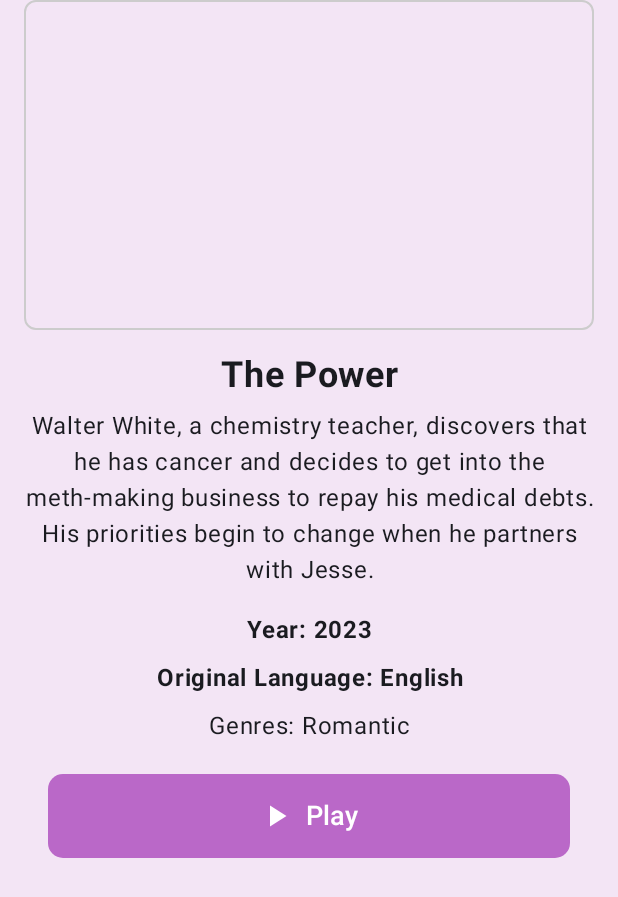
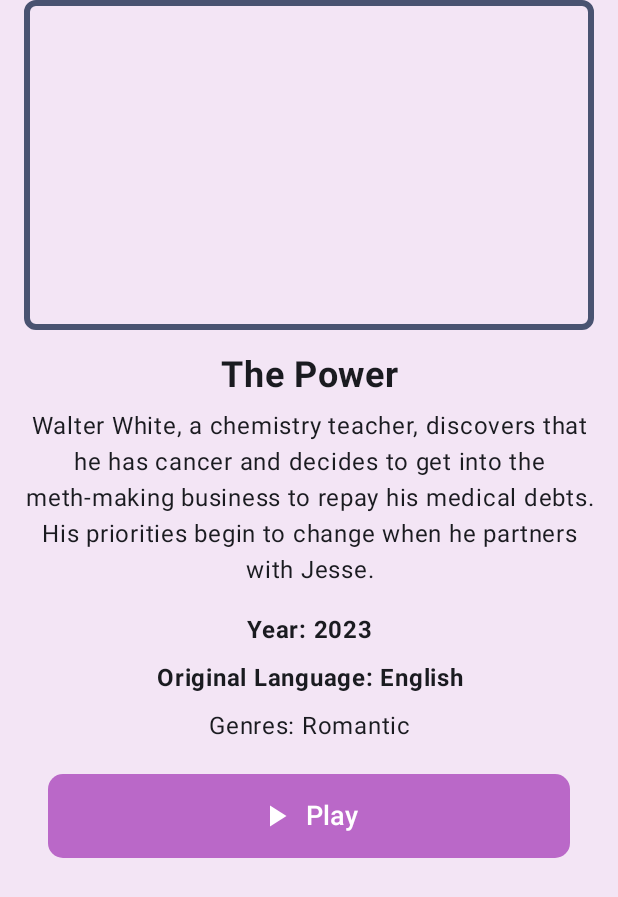
Before and after one commit to mahroonoohi/video_player, an Android app built with Jetpack Compose: the screen it shows after launch (VideoDescriptionActivity), after a tap on "The Power", on a phone screen of 412 x 824 dp. Shown: the top 897 px of the screen. Run offline under Robolectric (Android 15) with nearby library versions, the phone set to English and light mode, and no system bars.

Commit message:
UI edited

```diff
--- a/app/src/main/java/mahroo/noohi/videoplayer/MainActivity.kt
+++ b/app/src/main/java/mahroo/noohi/videoplayer/MainActivity.kt
@@ -9,6 +9,7 @@ import androidx.activity.ComponentActivity
 import androidx.activity.compose.setContent
 import androidx.compose.foundation.Image
 import androidx.compose.foundation.background
+import androidx.compose.foundation.border
 import androidx.compose.foundation.clickable
 import androidx.compose.foundation.layout.*
 import androidx.compose.foundation.lazy.grid.GridCells
@@ -40,8 +41,6 @@ import coil.request.ImageRequest
 import kotlinx.coroutines.launch
 import mahroo.noohi.videoplayer.includes.Tools.parseJsonFromAssets
 import mahroo.noohi.videoplayer.model.MovieModel
-import mahroo.noohi.videoplayer.ui.theme.Pink40
-import mahroo.noohi.videoplayer.ui.theme.Pink80
 import mahroo.noohi.videoplayer.ui.theme.Purple80
 import mahroo.noohi.videoplayer.ui.theme.VideoPlayerTheme
 
@@ -81,7 +80,7 @@ fun ListViewContent() {
             ModalDrawerSheet {
                 Box(
                     modifier = Modifier
-                        .background(Purple80)
+                        .background(Color(0xFFF3E5F5))
                         .fillMaxWidth()
                         .height(150.dp),
                         contentAlignment = Alignment.Center
@@ -97,13 +96,13 @@ fun ListViewContent() {
                     )
                 }
                 Divider()
-                NavigationDrawerItem(label = { Text(text = "Home", color = Pink40) },
+                NavigationDrawerItem(label = { Text(text = "Home",color = Color(0xFF01204E), fontWeight = FontWeight.Bold) },
                     selected = false,
                     icon = {
                         Icon(
                             imageVector = Icons.Default.Home,
                             contentDescription = "Home",
-                            tint = Pink80
+                            tint = Color(0xFFF72798)
                         )
                     },
                     onClick = {
@@ -111,13 +110,13 @@ fun ListViewContent() {
                             drawerState.close()
                         }
                     })
-                NavigationDrawerItem(label = { Text(text = "YouTube", color = Pink40) },
+                NavigationDrawerItem(label = { Text(text = "YouTube", color = Color(0xFF01204E), fontWeight = FontWeight.Bold) },
                     selected = false,
                     icon = {
                         Icon(
                             imageVector = Icons.Default.ArrowForward,
                             contentDescription = "YouTube",
-                            tint = Pink80
+                            tint = Color(0xFFF72798)
                         )
                     },
                     onClick = {
@@ -127,13 +126,13 @@ fun ListViewContent() {
                         val intent = Intent(context, YouTubeActivity::class.java) // Use context here
                         context.startActivity(intent)
                     })
-                NavigationDrawerItem(label = { Text(text = "Logout", color = Pink40) },
+                NavigationDrawerItem(label = { Text(text = "Logout", color = Color(0xFF01204E), fontWeight = FontWeight.Bold) },
                     selected = false,
                     icon = {
                         Icon(
                             imageVector = Icons.Default.ExitToApp,
                             contentDescription = "Logout",
-                            tint = Pink80
+                            tint = Color(0xFFF72798)
                         )
                     },
                     onClick = {
@@ -150,12 +149,20 @@ fun ListViewContent() {
         Scaffold(
             topBar = {
                 val coroutineScopes = rememberCoroutineScope()
+                Box(
+                    modifier = Modifier
+                        .border(2.dp,  Color(0xFF596FB7))
+                ) {
                     TopAppBar(
-                    title = { Text(text = "Video Player ", color = Color.Black,fontWeight = FontWeight.Bold) },
+                        title = {
+                            Text(
+                                text = "Video Player",
+                                color = Color(0xFF01204E),
+                                fontWeight = FontWeight.Bold
+                            )
+                        },
                         colors = TopAppBarDefaults.topAppBarColors(
-                        containerColor = Purple80,
-                        titleContentColor = Color.White,
-                        navigationIconContentColor = Color.White
+                            containerColor = Color(0xFFF3E5F5)
                         ),
                         navigationIcon = {
                             IconButton(onClick = {
@@ -169,6 +176,7 @@ fun ListViewContent() {
                             }
                         },
                     )
+                }
             },
             content = { paddingValues -> VerticalListView(paddingValues) }
         )
@@ -180,7 +188,6 @@ fun VerticalListView(paddingValues: PaddingValues) {
     val context = LocalContext.current
     val COLUMN_COUNT = 2
     val GRID_SPACING = 8.dp
-    var landscape: Boolean = false
     val itemList = remember { parseJsonFromAssets(context, "data.json") }
     LazyVerticalGrid(
         columns = GridCells.Fixed(COLUMN_COUNT),
@@ -202,11 +209,13 @@ fun VerticalListView(paddingValues: PaddingValues) {
 @Composable
 fun MovieItemCard(item: MovieModel?, modifier: Modifier) {
     val context = LocalContext.current
-
+    val backgroundColor = Color(0xFFF3E5F5)
+    val borderColor = Color(0xFF01204E)
+    val borderWidth = 5.dp
     Card(
         modifier = Modifier
             .padding(10.dp)
-            .background(color = Color.White)
+            .border(borderWidth, borderColor, RoundedCornerShape(10.dp))
             .clickable {
                 val intent = Intent(context, VideoDescriptionActivity::class.java)
                 intent.putExtra("Key", item!!.trailer_url)
@@ -218,7 +227,10 @@ fun MovieItemCard(item: MovieModel?, modifier: Modifier) {
                 intent.putExtra("Genres", item!!.genres)
                 context.startActivity(intent)
             },
-        shape = RoundedCornerShape(10.dp)
+        shape = RoundedCornerShape(10.dp),
+        colors = CardDefaults.cardColors(
+            containerColor = backgroundColor
+        )
     ) {
         Column(
             modifier = modifier
@@ -251,9 +263,10 @@ fun MovieItemCard(item: MovieModel?, modifier: Modifier) {
                     .fillMaxWidth(),
                 maxLines = 1,
                 overflow = TextOverflow.Ellipsis,
-                textAlign = TextAlign.Center, fontStyle = FontStyle.Normal
+                textAlign = TextAlign.Center, fontStyle = FontStyle.Normal,
+                fontWeight = FontWeight.Bold
             )
-            Spacer(modifier = Modifier.height(10.dp))
+            Spacer(modifier = Modifier.height(20.dp))
         }
     }
 }
--- a/app/src/main/java/mahroo/noohi/videoplayer/VideoDescriptionActivity.kt
+++ b/app/src/main/java/mahroo/noohi/videoplayer/VideoDescriptionActivity.kt
@@ -108,8 +108,8 @@ fun MovieDetailPage() {
                 .fillMaxWidth()
                 .height(220.dp)
                 .border(
-                    width = 1.dp,
-                    color = Color.LightGray,
+                    width = 4.dp,
+                    color = Color(0xFF495371),
                     shape = RoundedCornerShape(8.dp)
                 )
         )
```
Lines whose indentation alone changed are shown as unchanged.
